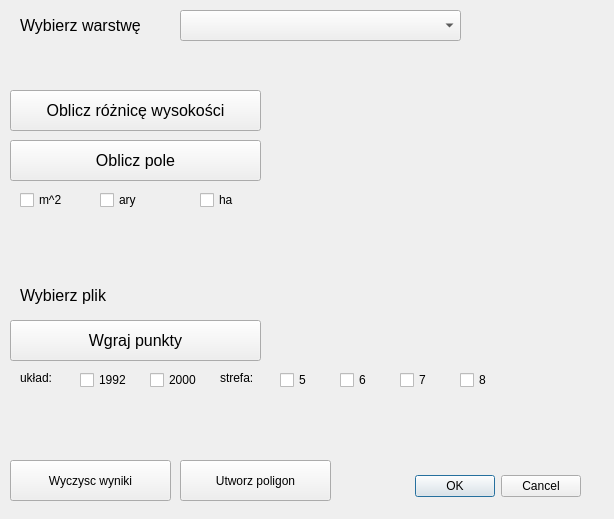
First picture: the form in projekt_2_ig/projekt_2_ig_dialog_base.ui, repository Dzik37/projkektna5, before the edit.
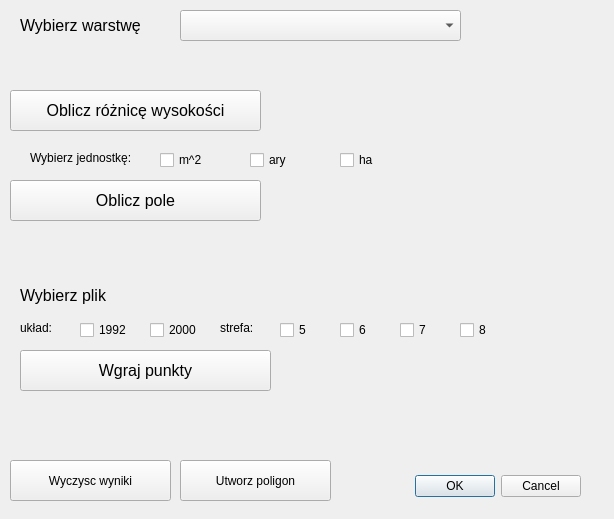
Second picture: the form after the edit. Custom widgets are drawn as their Qt base class.

Commit message: poprawa wyglądu wtyczki

Diff of the .ui file:
```diff
--- a/projekt_2_ig/projekt_2_ig_dialog_base.ui
+++ b/projekt_2_ig/projekt_2_ig_dialog_base.ui
@@ -33,7 +33,7 @@
    <property name="geometry">
     <rect>
      <x>10</x>
-     <y>140</y>
+     <y>180</y>
      <width>251</width>
      <height>41</height>
     </rect>
@@ -70,8 +70,8 @@
   <widget class="QCheckBox" name="checkBox_ha">
    <property name="geometry">
     <rect>
-     <x>200</x>
-     <y>190</y>
+     <x>340</x>
+     <y>150</y>
      <width>81</width>
      <height>20</height>
     </rect>
@@ -83,8 +83,8 @@
   <widget class="QCheckBox" name="checkBox_m2">
    <property name="geometry">
     <rect>
-     <x>20</x>
-     <y>190</y>
+     <x>160</x>
+     <y>150</y>
      <width>81</width>
      <height>20</height>
     </rect>
@@ -96,8 +96,8 @@
   <widget class="QCheckBox" name="checkBox_ary">
    <property name="geometry">
     <rect>
-     <x>100</x>
-     <y>190</y>
+     <x>250</x>
+     <y>150</y>
      <width>81</width>
      <height>20</height>
     </rect>
@@ -137,8 +137,8 @@
   <widget class="QLabel" name="label_pole_result">
    <property name="geometry">
     <rect>
-     <x>260</x>
-     <y>140</y>
+     <x>270</x>
+     <y>180</y>
      <width>271</width>
      <height>41</height>
     </rect>
@@ -200,7 +200,7 @@
    <property name="geometry">
     <rect>
      <x>10</x>
-     <y>40</y>
+     <y>50</y>
      <width>561</width>
      <height>31</height>
     </rect>
@@ -227,8 +227,8 @@
   <widget class="QPushButton" name="pushButton_punkty">
    <property name="geometry">
     <rect>
-     <x>10</x>
-     <y>320</y>
+     <x>20</x>
+     <y>350</y>
      <width>251</width>
      <height>41</height>
     </rect>
@@ -263,7 +263,7 @@
   <widget class="QLabel" name="label_poligon">
    <property name="geometry">
     <rect>
-     <x>400</x>
+     <x>410</x>
      <y>410</y>
      <width>151</width>
      <height>41</height>
@@ -277,7 +277,7 @@
    <property name="geometry">
     <rect>
      <x>80</x>
-     <y>370</y>
+     <y>320</y>
      <width>81</width>
      <height>20</height>
     </rect>
@@ -290,7 +290,7 @@
    <property name="geometry">
     <rect>
      <x>150</x>
-     <y>370</y>
+     <y>320</y>
      <width>81</width>
      <height>20</height>
     </rect>
@@ -303,7 +303,7 @@
    <property name="geometry">
     <rect>
      <x>280</x>
-     <y>370</y>
+     <y>320</y>
      <width>41</width>
      <height>20</height>
     </rect>
@@ -316,7 +316,7 @@
    <property name="geometry">
     <rect>
      <x>460</x>
-     <y>370</y>
+     <y>320</y>
      <width>41</width>
      <height>20</height>
     </rect>
@@ -329,7 +329,7 @@
    <property name="geometry">
     <rect>
      <x>400</x>
-     <y>370</y>
+     <y>320</y>
      <width>41</width>
      <height>20</height>
     </rect>
@@ -342,7 +342,7 @@
    <property name="geometry">
     <rect>
      <x>340</x>
-     <y>370</y>
+     <y>320</y>
      <width>41</width>
      <height>20</height>
     </rect>
@@ -355,7 +355,7 @@
    <property name="geometry">
     <rect>
      <x>20</x>
-     <y>370</y>
+     <y>320</y>
      <width>55</width>
      <height>16</height>
     </rect>
@@ -368,7 +368,7 @@
    <property name="geometry">
     <rect>
      <x>220</x>
-     <y>370</y>
+     <y>320</y>
      <width>55</width>
      <height>16</height>
     </rect>
@@ -381,9 +381,9 @@
    <property name="geometry">
     <rect>
      <x>290</x>
-     <y>330</y>
+     <y>350</y>
      <width>291</width>
-     <height>21</height>
+     <height>31</height>
     </rect>
    </property>
    <property name="font">
@@ -395,6 +395,19 @@
     <string/>
    </property>
   </widget>
+  <widget class="QLabel" name="label_3">
+   <property name="geometry">
+    <rect>
+     <x>30</x>
+     <y>150</y>
+     <width>121</width>
+     <height>16</height>
+    </rect>
+   </property>
+   <property name="text">
+    <string>Wybierz jednostkę:</string>
+   </property>
+  </widget>
  </widget>
  <customwidgets>
   <customwidget>
```
The commit also changes 2 other files.
